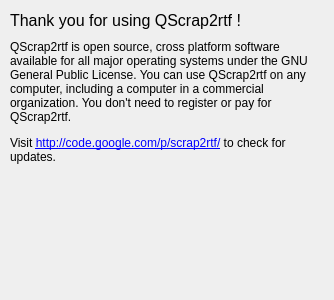
itcrowd72/qscrap2rtf, file data/wizardpage5.ui: the form before one commit.
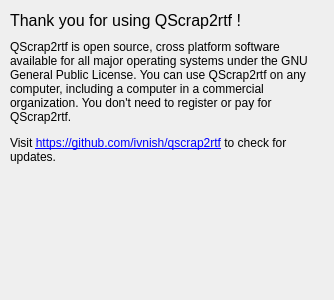
The form after the commit.

Commit message: Refactoring wizard page 5. Change project link to github

```diff
--- a/data/wizardpage5.ui
+++ b/data/wizardpage5.ui
@@ -23,7 +23,7 @@
     </rect>
    </property>
    <property name="text">
-    <string>&lt;html&gt;&lt;head/&gt;&lt;body&gt;&lt;p&gt;QScrap2rtf is open source, cross platform software available for all major operating systems under the GNU General Public License. You can use QScrap2rtf on any computer, including a computer in a commercial organization. You don't need to register or pay for QScrap2rtf.&lt;/p&gt;&lt;p&gt;Visit &lt;a href=&quot;http://code.google.com/p/scrap2rtf/&quot;&gt;&lt;span style=&quot; text-decoration: underline; color:#0000ff;&quot;&gt;http://code.google.com/p/scrap2rtf/&lt;/span&gt;&lt;/a&gt; to check for updates.&lt;/p&gt;&lt;/body&gt;&lt;/html&gt;</string>
+    <string>&lt;html&gt;&lt;head/&gt;&lt;body&gt;&lt;p&gt;QScrap2rtf is open source, cross platform software available for all major operating systems under the GNU General Public License. You can use QScrap2rtf on any computer, including a computer in a commercial organization. You don't need to register or pay for QScrap2rtf.&lt;/p&gt;&lt;p&gt;Visit &lt;a href=&quot;https://github.com/ivnish/qscrap2rtf&quot;&gt;&lt;span style=&quot; text-decoration: underline; color:#0000ff;&quot;&gt;https://github.com/ivnish/qscrap2rtf&lt;/span&gt;&lt;/a&gt; to check for updates.&lt;/p&gt;&lt;/body&gt;&lt;/html&gt;</string>
    </property>
    <property name="alignment">
     <set>Qt::AlignLeading|Qt::AlignLeft|Qt::AlignTop</set>
```
